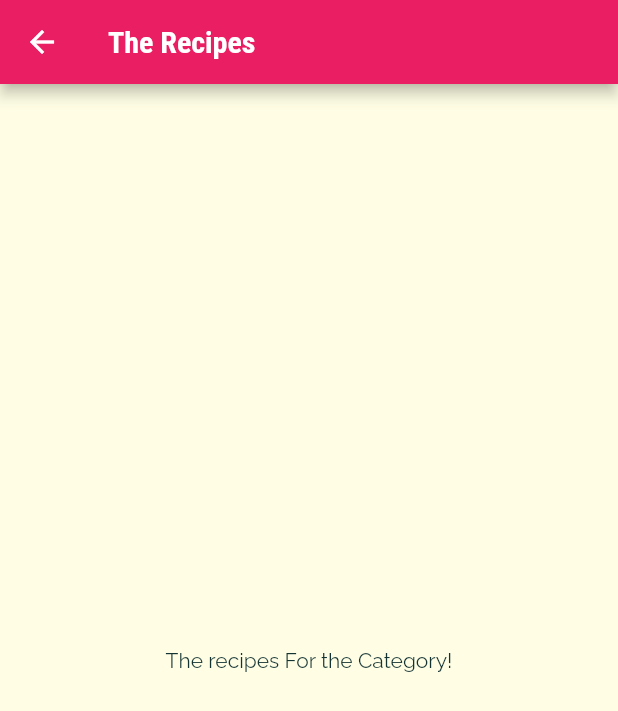
After one commit to koorzenb/meals_app, a Flutter app: the screen it shows after launch, after a tap on "Italian", on a phone screen of 412 x 824 dp. The commit adds this screen. Shown: the top 711 px of the screen. Run offline on Flutter 3.47's test engine with Material 2 defaults, Android fonts, the phone set to English and light mode, and no system bars.

Commit message:
Added basic navigation

```diff
--- a/lib/category_item.dart
+++ b/lib/category_item.dart
@@ -1,4 +1,6 @@
 import 'package:flutter/material.dart';
+
+import './category_meals_screen.dart';
 
 class CategoryItem extends StatelessWidget {
   final String title;
@@ -6,17 +8,36 @@ class CategoryItem extends StatelessWidget {
 
   const CategoryItem(this.title, this.color);
 
+  void _selectCategory(BuildContext ctx) {
+    Navigator.of(ctx).push(MaterialPageRoute(builder: (_) {
+      return CategoryMealsScreen();
+    }));
+  }
+
   @override
   Widget build(BuildContext context) {
-    return Container(
-      padding: const EdgeInsets.all(15),
-      child: Text(title, style: Theme.of(context).textTheme.titleLarge),
-      decoration: BoxDecoration(
+    return InkWell(
+      onTap: () => _selectCategory(context),
+      splashColor: Theme.of(context).primaryColor,
+      borderRadius: BorderRadius.circular(15),
+      child: Container(
+        padding: const EdgeInsets.all(15),
+        child: Text(
+          title,
+          style: Theme.of(context).textTheme.titleLarge,
+        ),
+        decoration: BoxDecoration(
           gradient: LinearGradient(
-              colors: [color.withOpacity(0.7), color],
-              begin: Alignment.topLeft,
-              end: Alignment.bottomRight),
-          borderRadius: BorderRadius.circular(15)),
+            colors: [
+              color.withOpacity(0.7),
+              color,
+            ],
+            begin: Alignment.topLeft,
+            end: Alignment.bottomRight,
+          ),
+          borderRadius: BorderRadius.circular(15),
+        ),
+      ),
     );
   }
 }
--- /dev/null
+++ b/lib/category_meals_screen.dart
@@ -0,0 +1,17 @@
+import 'package:flutter/material.dart';
+
+class CategoryMealsScreen extends StatelessWidget {
+  @override
+  Widget build(BuildContext context) {
+    return Scaffold(
+      appBar: AppBar(
+        title: const Text("The Recipes"),
+      ),
+      body: Center(
+        child: Text(
+          "The recipes For the Category!",
+        ),
+      ),
+    );
+  }
+}
```
